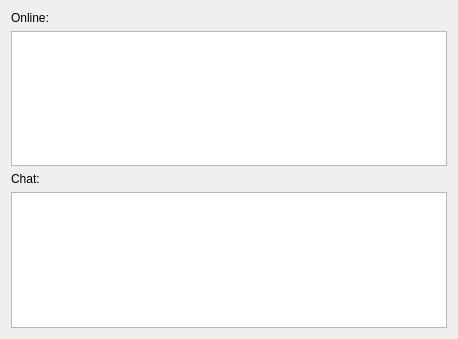
Above: server.ui from atekin-tgm/Chat_Pyhton before the change. Below: the same form after it.
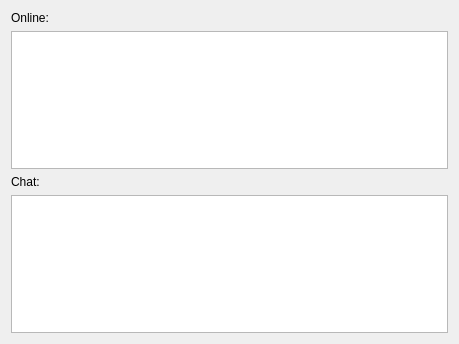
That is the form after the change.

Patch:
```diff
--- a/server.ui
+++ b/server.ui
@@ -6,8 +6,8 @@
    <rect>
     <x>0</x>
     <y>0</y>
-    <width>458</width>
-    <height>339</height>
+    <width>459</width>
+    <height>344</height>
    </rect>
   </property>
   <property name="windowTitle">
```
